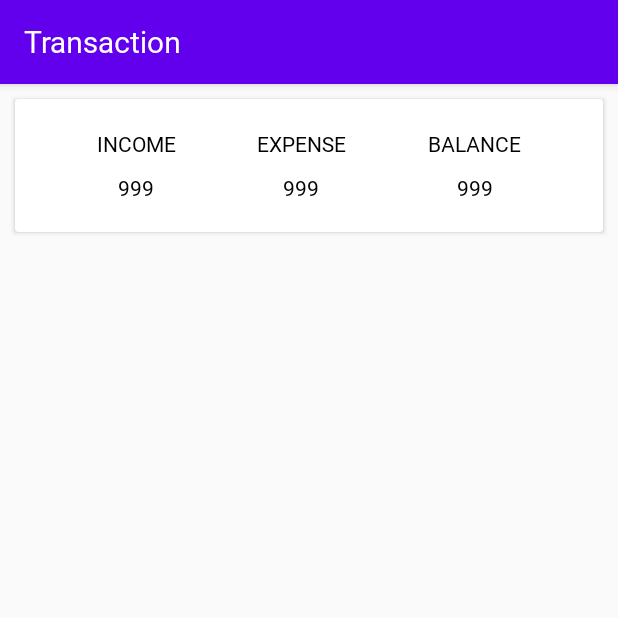
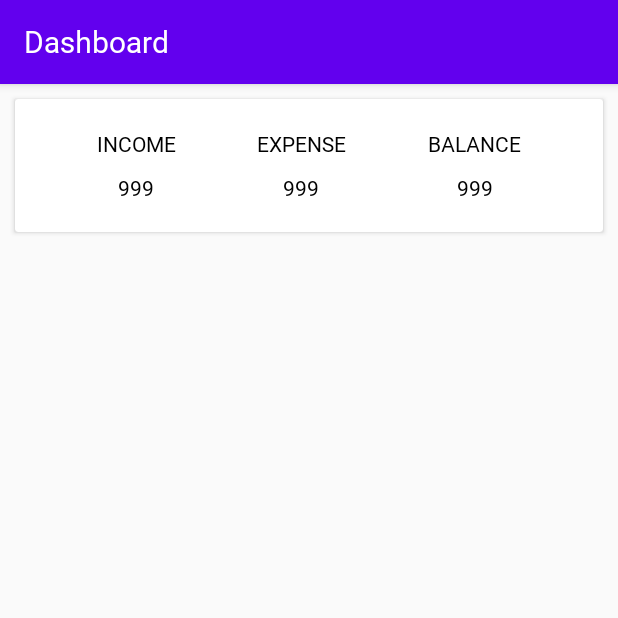
Before and after one commit to LcKoh0830/WannaRich, an Android app: the screen it shows after launch (MainActivity), on a phone screen of 412 x 824 dp, the top half of it. Run offline under Robolectric (Android 15) with nearby library versions, the phone set to English and light mode, and no system bars; our stand-ins replace Dagger/Hilt's generated code, Timber, navigation-ui.

Commit message:
rename DashboardFragment.kt

```diff
--- a/app/src/main/java/com/example/wannarich/ui/TransactionFragment.kt
+++ b/app/src/main/java/com/example/wannarich/ui/DashboardFragment.kt
@@ -4,16 +4,16 @@ import android.os.Bundle
 import androidx.fragment.app.Fragment
 import android.view.View
 import com.example.wannarich.R
-import com.example.wannarich.databinding.FragmentTransactionBinding
+import com.example.wannarich.databinding.FragmentDashboardBinding
 import dagger.hilt.android.AndroidEntryPoint
 
 @AndroidEntryPoint
-class TransactionFragment : Fragment(R.layout.fragment_transaction) {
+class DashboardFragment : Fragment(R.layout.fragment_dashboard) {
 
-    private lateinit var binding: FragmentTransactionBinding
+    private lateinit var binding: FragmentDashboardBinding
 
     override fun onViewCreated(view: View, savedInstanceState: Bundle?) {
-        binding = FragmentTransactionBinding.bind(view)
+        binding = FragmentDashboardBinding.bind(view)
 
 
     }
--- a/app/src/main/res/menu/menu_bottom_navigation.xml
+++ b/app/src/main/res/menu/menu_bottom_navigation.xml
@@ -3,7 +3,7 @@
     xmlns:app="http://schemas.android.com/apk/res-auto">
 
     <item
-        android:id="@+id/navigation_transaction"
+        android:id="@+id/navigation_dashboard"
         android:icon="@drawable/ic_transaction"
         app:showAsAction="ifRoom"
         android:orderInCategory="1"
--- a/app/src/main/res/navigation/nav_graph.xml
+++ b/app/src/main/res/navigation/nav_graph.xml
@@ -3,13 +3,13 @@
     xmlns:app="http://schemas.android.com/apk/res-auto"
     xmlns:tools="http://schemas.android.com/tools"
     android:id="@+id/nav_graph"
-    app:startDestination="@id/navigation_transaction">
+    app:startDestination="@id/navigation_dashboard">
 
     <fragment
-        android:id="@+id/navigation_transaction"
-        android:name="com.example.wannarich.ui.TransactionFragment"
-        android:label="Transaction"
-        tools:layout="@layout/fragment_transaction"/>
+        android:id="@+id/navigation_dashboard"
+        android:name="com.example.wannarich.ui.DashboardFragment"
+        android:label="Dashboard"
+        tools:layout="@layout/fragment_dashboard"/>
 
     <fragment
         android:id="@+id/navigation_calendar"
```
Also changed, not shown: app/src/main/res/layout/fragment_dashboard.xml (renamed from app/src/main/res/layout/fragment_transaction.xml).
